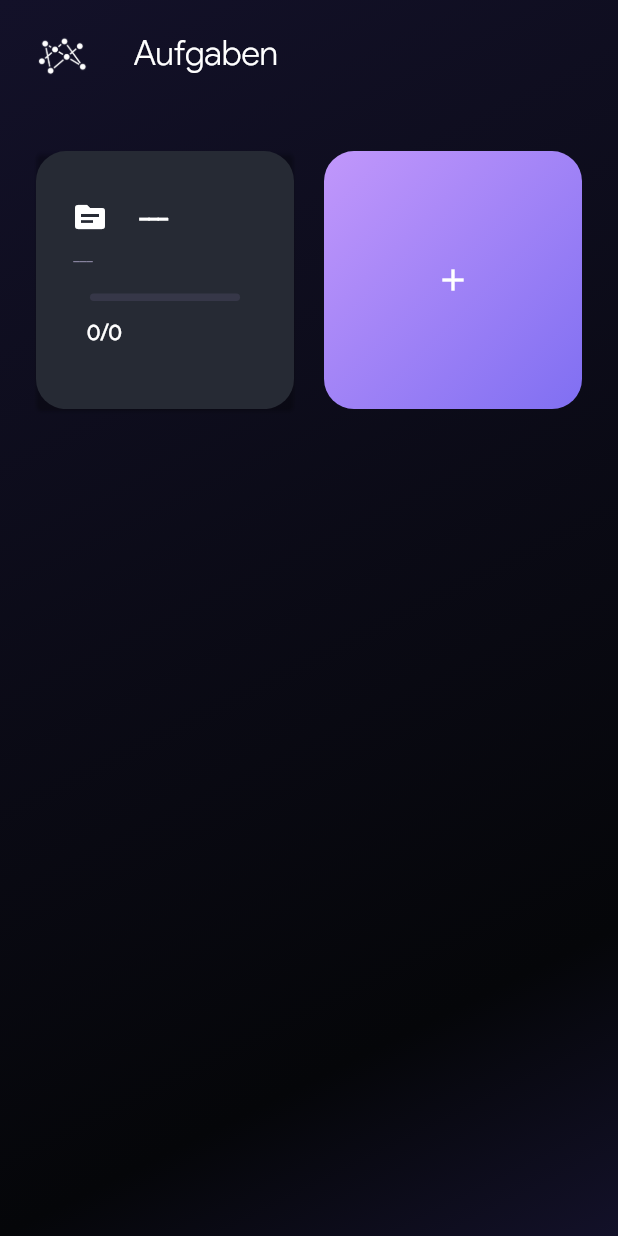
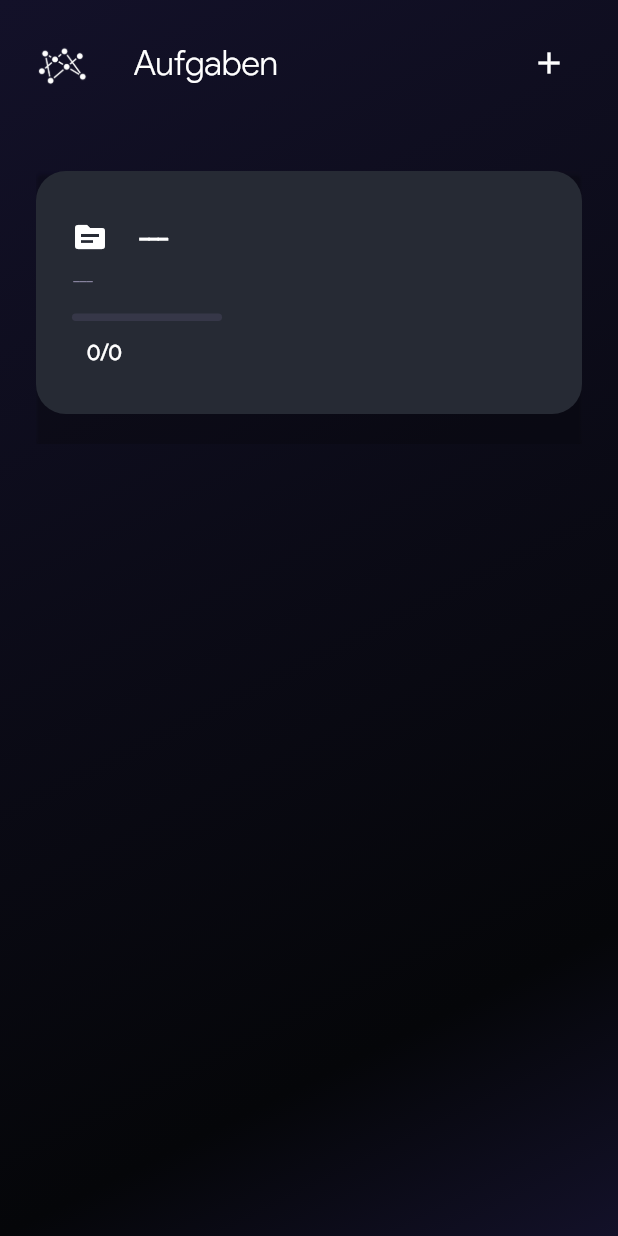
Before and after one commit to badbryany/todoapp, a Flutter app: the screen it shows after launch, after a tap on the "add" icon, on a phone screen of 412 x 824 dp. Run offline on Flutter 3.47's test engine with Material 2 defaults, Android fonts, the phone set to English and light mode, and no system bars; our stand-ins replace flutter_local_notifications, flutter_svg, shared_preferences, sqflite; accounts and stored records are empty.

```diff
--- a/lib/screens/homepage.dart
+++ b/lib/screens/homepage.dart
@@ -15,7 +15,9 @@ class Homepage extends StatefulWidget {
 class _HomepageState extends State<Homepage> {
   DatabaseHelper _dbHelper = DatabaseHelper();
 
-  int newTaskId;
+  final GlobalKey<AnimatedListState> listKey = GlobalKey<AnimatedListState>();
+  List<dynamic> tasks = [];
+  //int counter = 0;
 
   final List<Color> colors = [
     Color(0xff050609),
@@ -128,8 +130,22 @@ class _HomepageState extends State<Homepage> {
     );
   }
 
+  Future<void> getTasks() async {
+    tasks = [];
+    var _tasks = await _dbHelper.getTasks();
+
+    for (int i = 0; i < _tasks.length; i++) {
+      listKey.currentState.insertItem(i);
+      tasks.add(_tasks[i]);
+    }
+  }
+
   @override
   Widget build(BuildContext context) {
+    if (tasks.length == 0) {
+      getTasks();
+    }
+    print(tasks.length);
     return Scaffold(
       body: SafeArea(
         child: Container(
@@ -167,90 +183,78 @@ class _HomepageState extends State<Homepage> {
                         Text('Aufgaben', style: TextStyle(fontSize: 23),),
                       ],
                     ),
-                    SizedBox()
+                    InkWell(
+                      onTap: () async {
+                        Task _newTask = Task(title: '', description: '');
+                        await _dbHelper.insertTask(_newTask);
+                        listKey.currentState.insertItem(tasks.length);
+                        tasks.add(_newTask);
+                      },
+                      child: Container(
+                        padding: EdgeInsets.all(10),
+                        child: Icon(Icons.add)
+                      )
+                    ),
                     //SvgPicture.asset('assets/icons/avatar.svg', width: 35)
                   ],
                 ),
               ),
               Expanded(
-                child: FutureBuilder(
-                  initialData: [],
-                  future: _dbHelper.getTasks(),
-                  builder: (context, snapshot) {
-                    if (snapshot.connectionState == ConnectionState.done) {
-                      return ScrollConfiguration(
-                      behavior: NoGlowBehaviour(),
-                      child: GridView.count(
-                        crossAxisCount: 2,
-                        mainAxisSpacing: 20,
-                        crossAxisSpacing: 20,
-                        children: [
-                          ...snapshot.data.map((e) {
-                              return OpenContainer(
-                                closedColor: Colors.transparent.withOpacity(0),
+                child: AnimatedList(
+                  key: listKey,
+                  initialItemCount: tasks.length,
+                  itemBuilder: (context, index, animation) {
+                    if (index >= tasks.length) {
+                      print('how is that possibile???!!!');
+                      return SizedBox();
+                    }
+                    return SizeTransition(
+                      axis: Axis.vertical,
+                      sizeFactor: animation,
+                      child: OpenContainer(
+                        closedColor: colors[1].withOpacity(0.1),
                         openColor: Colors.transparent.withOpacity(0),
                         transitionDuration: Duration(milliseconds: 500),
+                        onClosed: (res) async {
+                          print('onClosed was riggered');
+                          await getTasks();
+                        },
                         openBuilder: (_, closeContainer) {
                           return Taskpage(
-                                    task: e,
+                            task: Task(id: tasks[index].id, title: tasks[index].title, description: tasks[index].description),
                             notificationSelected: notificationSelected,
                           );
                         },
                         closedBuilder: (_, openContainer) {
-                                  return InkWell(
+                          return Container(
+                            margin: EdgeInsets.only(bottom: 20),
+                            child: InkWell(
                               onLongPress: () async {
-                                      _dbHelper.deleteTask(e.id);
-                                      setState(() {});
+                                listKey.currentState.removeItem(index, (context, animation) {
+                                  return SizeTransition(
+                                    axis: Axis.vertical,
+                                    sizeFactor: animation,
+                                    child: TaskCardWidget(taskId: tasks[index].id,title: tasks[index].title,desc: tasks[index].description,)
+                                  );
+                                },);
+
+                                _dbHelper.deleteTask(tasks[index].id);
+                                tasks.removeWhere((e) => e.id == tasks[index].id);
                               },
                               onTap: openContainer,
                               child: TaskCardWidget(
-                                      taskId: e.id,
-                                      title: e.title,
-                                      desc: e.description,
+                                taskId: tasks[index].id,
+                                title: tasks[index].title,
+                                desc: tasks[index].description,
+                              ),
                             ),
                           );
                         },
-                                onClosed: (_) => setState(() {}),
+                      ),
                     );
-                            }
-                          ), // map
-                          InkWell(
-                            onTap: () async {
-                              Task _newTask = Task(title: '', description: '');
-                              newTaskId = await _dbHelper.insertTask(_newTask);
-                              setState(() {});
                   },
-                            child: Container(
-                              padding: EdgeInsets.symmetric(
-                                vertical: 32,
-                                horizontal: 24,
-                              ),
-                              decoration: BoxDecoration(
-                                gradient: LinearGradient(
-                                  begin: Alignment.topLeft,
-                                  end: Alignment.bottomRight,
-                                  colors: [Color(0xffc197fb), Color(0xff806ff2)]
-                                ),
-                                color: Color(0xff806ff2),
-                                borderRadius: BorderRadius.circular(20.0),
-                              ),
-                              child: Icon(Icons.add)
                 ),
               ),
-                        ],
-                      ),
-                    );
-                    } else {
-                      return Center(
-                        child: Container(
-                          width: 100,
-                          child: LinearProgressIndicator(),
-                        ),
-                      );
-                    }
-                  },
-                ),
-              )
             ],
           ),
         ),
@@ -258,35 +262,3 @@ class _HomepageState extends State<Homepage> {
     );
   }
 }
-/*
-InkWell(
-                                onTap: () async {
-                                  Task _newTask = Task(title: '', description: '');
-                                  var _taskId = await _dbHelper.insertTask(_newTask);
-                                  Navigator.push(
-                                    context,
-                                    MaterialPageRoute(
-                                      builder: (context) => Taskpage(
-                                        task: Task(id: _taskId, title: '', description: ''),
-                                        notificationSelected: notificationSelected,
-                                      )),
-                                  ).then((value) => setState(() {}));
-                                },
-                                child: Container(
-                                  padding: EdgeInsets.symmetric(
-                                    vertical: 32,
-                                    horizontal: 24,
-                                  ),
-                                  decoration: BoxDecoration(
-                                    gradient: LinearGradient(
-                                      begin: Alignment.topLeft,
-                                      end: Alignment.bottomRight,
-                                      colors: [Color(0xffc197fb), Color(0xff806ff2)]
-                                    ),
-                                    color: Color(0xff806ff2),
-                                    borderRadius: BorderRadius.circular(20.0),
-                                  ),
-                                  child: Icon(Icons.add)
-                                ),
-                              );
-*/
--- a/lib/screens/taskpage.dart
+++ b/lib/screens/taskpage.dart
@@ -685,7 +685,7 @@ class _TaskpageState extends State<Taskpage>{
                                 crossAxisAlignment: CrossAxisAlignment.center,
                                 children: [
                                   SvgPicture.asset('assets/imgs/relax.svg', width: MediaQuery.of(context).size.width*0.6, alignment: Alignment.center,),
-                                  SizedBox(height: 20),
+                                  SizedBox(height: 50),
                                   Text('Du hast alle Aufgaben erledigt!\nEntspann dich!', textAlign: TextAlign.center, style: TextStyle(color: Colors.grey),)
                                 ],
                               ),
--- a/lib/widgets.dart
+++ b/lib/widgets.dart
@@ -105,8 +105,7 @@ class _TaskCardWidgetState extends State<TaskCardWidget> {
                   mainAxisAlignment: MainAxisAlignment.start,
                   crossAxisAlignment: CrossAxisAlignment.start,
                   children: [
-                    Center(
-                      child: Container(
+                    Container(
                       margin: EdgeInsets.only(top: 13),
                       child: Stack(
                         children: [
@@ -134,7 +133,6 @@ class _TaskCardWidgetState extends State<TaskCardWidget> {
                         ],
                       ),
                     ),
-                    ),
                     SizedBox(height: 13),
                     Container(
                       margin: EdgeInsets.only(left: 10),
@@ -143,7 +141,7 @@ class _TaskCardWidgetState extends State<TaskCardWidget> {
                   ],
                 );
               } else {
-                return SizedBox();
+                return SizedBox(height: 45);
               }
             },
           ),
```
Lines whose indentation alone changed are shown as unchanged.
